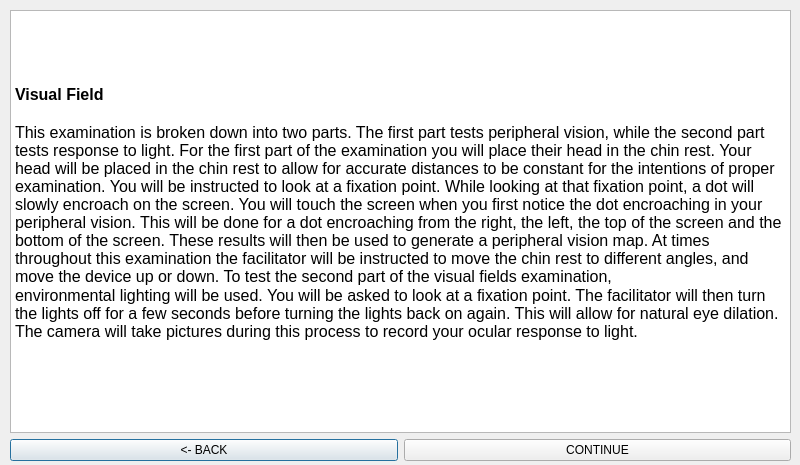
The window that Qt_Creator/projectPHOE/fielddescr.ui (jdsalguer/senior_project) describes before a commit, drawn with Qt 5.
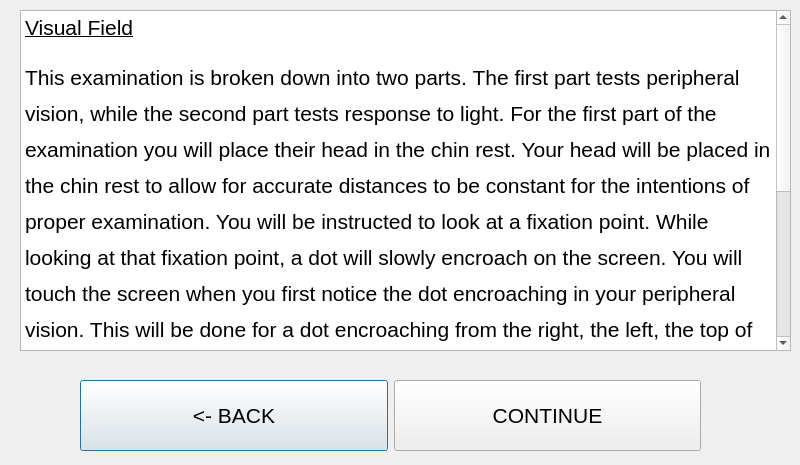
The same window after the commit.

Patch:
```diff
--- a/Qt_Creator/projectPHOE/fielddescr.ui
+++ b/Qt_Creator/projectPHOE/fielddescr.ui
@@ -13,38 +13,47 @@
   <property name="windowTitle">
    <string>Dialog</string>
   </property>
-  <widget class="QWidget" name="">
-   <property name="geometry">
-    <rect>
-     <x>10</x>
-     <y>10</y>
-     <width>781</width>
-     <height>451</height>
-    </rect>
-   </property>
-   <layout class="QVBoxLayout" name="verticalLayout">
-    <item>
      <widget class="QTextBrowser" name="textBrowser">
+   <property name="geometry">
+    <rect>
+     <x>20</x>
+     <y>10</y>
+     <width>771</width>
+     <height>341</height>
+    </rect>
+   </property>
       <property name="html">
        <string>&lt;!DOCTYPE HTML PUBLIC &quot;-//W3C//DTD HTML 4.0//EN&quot; &quot;http://www.w3.org/TR/REC-html40/strict.dtd&quot;&gt;
 &lt;html&gt;&lt;head&gt;&lt;meta name=&quot;qrichtext&quot; content=&quot;1&quot; /&gt;&lt;style type=&quot;text/css&quot;&gt;
 p, li { white-space: pre-wrap; }
-&lt;/style&gt;&lt;/head&gt;&lt;body style=&quot; font-family:'MS Shell Dlg 2'; font-size:8.25pt; font-weight:400; font-style:normal;&quot;&gt;
-&lt;p style=&quot;-qt-paragraph-type:empty; margin-top:0px; margin-bottom:0px; margin-left:0px; margin-right:0px; -qt-block-indent:0; text-indent:0px;&quot;&gt;&lt;br /&gt;&lt;/p&gt;
-&lt;p style=&quot;-qt-paragraph-type:empty; margin-top:0px; margin-bottom:0px; margin-left:0px; margin-right:0px; -qt-block-indent:0; text-indent:0px; font-size:12pt; font-weight:600;&quot;&gt;&lt;br /&gt;&lt;/p&gt;
-&lt;p style=&quot;-qt-paragraph-type:empty; margin-top:0px; margin-bottom:0px; margin-left:0px; margin-right:0px; -qt-block-indent:0; text-indent:0px; font-size:12pt; font-weight:600;&quot;&gt;&lt;br /&gt;&lt;/p&gt;
-&lt;p style=&quot;-qt-paragraph-type:empty; margin-top:0px; margin-bottom:0px; margin-left:0px; margin-right:0px; -qt-block-indent:0; text-indent:0px; font-size:12pt; font-weight:600;&quot;&gt;&lt;br /&gt;&lt;/p&gt;
-&lt;p style=&quot; margin-top:0px; margin-bottom:0px; margin-left:0px; margin-right:0px; -qt-block-indent:0; text-indent:0px;&quot;&gt;&lt;span style=&quot; font-size:12pt; font-weight:600;&quot;&gt;Visual Field&lt;/span&gt;&lt;/p&gt;
-&lt;p style=&quot;-qt-paragraph-type:empty; margin-top:0px; margin-bottom:0px; margin-left:0px; margin-right:0px; -qt-block-indent:0; text-indent:0px; font-size:12pt;&quot;&gt;&lt;br /&gt;&lt;/p&gt;
-&lt;p style=&quot; margin-top:0px; margin-bottom:0px; margin-left:0px; margin-right:0px; -qt-block-indent:0; text-indent:0px;&quot;&gt;&lt;span style=&quot; font-size:12pt;&quot;&gt;This examination is broken down into two parts. The first part tests peripheral vision, while the second part tests response to light. For the first part of the examination you will place their head in the chin rest. Your head will be placed in the chin rest to allow for accurate distances to be constant for the intentions of proper examination. You will be instructed to look at a fixation point. While looking at that fixation point, a dot will slowly encroach on the screen. You will touch the screen when you first notice the dot encroaching in your peripheral vision. This will be done for a dot encroaching from the right, the left, the top of the screen and the bottom of the screen. These results will then be used to generate a peripheral vision map. At times throughout this examination the facilitator will be instructed to move the chin rest to different angles, and move the device up or down. To test the second part of the visual fields examination,&lt;/span&gt;&lt;/p&gt;
-&lt;p style=&quot; margin-top:0px; margin-bottom:0px; margin-left:0px; margin-right:0px; -qt-block-indent:0; text-indent:0px;&quot;&gt;&lt;span style=&quot; font-size:12pt;&quot;&gt;environmental lighting will be used. You will be asked to look at a fixation point. The facilitator will then turn the lights off for a few seconds before turning the lights back on again. This will allow for natural eye dilation. The camera will take pictures during this process to record your ocular response to light.&lt;/span&gt;&lt;/p&gt;&lt;/body&gt;&lt;/html&gt;</string>
-      </property>
-     </widget>
-    </item>
-    <item>
+&lt;/style&gt;&lt;/head&gt;&lt;body style=&quot; font-family:'Ubuntu'; font-size:11pt; font-weight:400; font-style:normal;&quot;&gt;
+&lt;p style=&quot; margin-top:12px; margin-bottom:0px; margin-left:0px; margin-right:0px; -qt-block-indent:0; text-indent:0px; line-height:150%;&quot;&gt;&lt;span style=&quot; font-size:16pt; text-decoration: underline;&quot;&gt;Visual Field&lt;/span&gt;&lt;/p&gt;
+&lt;p style=&quot; margin-top:12px; margin-bottom:0px; margin-left:0px; margin-right:0px; -qt-block-indent:0; text-indent:0px; line-height:150%;&quot;&gt;&lt;span style=&quot; font-size:16pt;&quot;&gt;This examination is broken down into two parts. The first part tests peripheral vision, while the second part tests response to light. For the first part of the examination you will place their head in the chin rest. Your head will be placed in the chin rest to allow for accurate distances to be constant for the intentions of proper examination. You will be instructed to look at a fixation point. While looking at that fixation point, a dot will slowly encroach on the screen. You will touch the screen when you first notice the dot encroaching in your peripheral vision. This will be done for a dot encroaching from the right, the left, the top of the screen and the bottom of the screen. These results will then be used to generate a peripheral vision map. At times throughout this examination the facilitator will be instructed to move the chin rest to different angles, and move the device up or down. To test the second part of the visual fields examination, environmental lighting will be used. You will be asked to look at a fixation point. The facilitator will then turn the lights off for a few seconds before turning the lights back on again. This will allow for natural eye dilation. The camera will take pictures during this process to record your ocular response to light.&lt;/span&gt;&lt;/p&gt;&lt;/body&gt;&lt;/html&gt;</string>
+   </property>
+  </widget>
+  <widget class="QWidget" name="">
+   <property name="geometry">
+    <rect>
+     <x>80</x>
+     <y>380</y>
+     <width>621</width>
+     <height>71</height>
+    </rect>
+   </property>
      <layout class="QHBoxLayout" name="horizontalLayout">
       <item>
        <widget class="QPushButton" name="fielddescrbakButton">
+      <property name="sizePolicy">
+       <sizepolicy hsizetype="Minimum" vsizetype="Expanding">
+        <horstretch>0</horstretch>
+        <verstretch>0</verstretch>
+       </sizepolicy>
+      </property>
+      <property name="font">
+       <font>
+        <pointsize>16</pointsize>
+       </font>
+      </property>
         <property name="text">
          <string>&lt;- BACK</string>
         </property>
@@ -52,12 +61,21 @@
       </item>
       <item>
        <widget class="QPushButton" name="fielddescrcontButton">
+      <property name="sizePolicy">
+       <sizepolicy hsizetype="Minimum" vsizetype="Expanding">
+        <horstretch>0</horstretch>
+        <verstretch>0</verstretch>
+       </sizepolicy>
+      </property>
+      <property name="font">
+       <font>
+        <pointsize>16</pointsize>
+       </font>
+      </property>
         <property name="text">
          <string>CONTINUE</string>
         </property>
        </widget>
-      </item>
-     </layout>
     </item>
    </layout>
   </widget>
```
Lines whose indentation alone changed are shown as unchanged.
